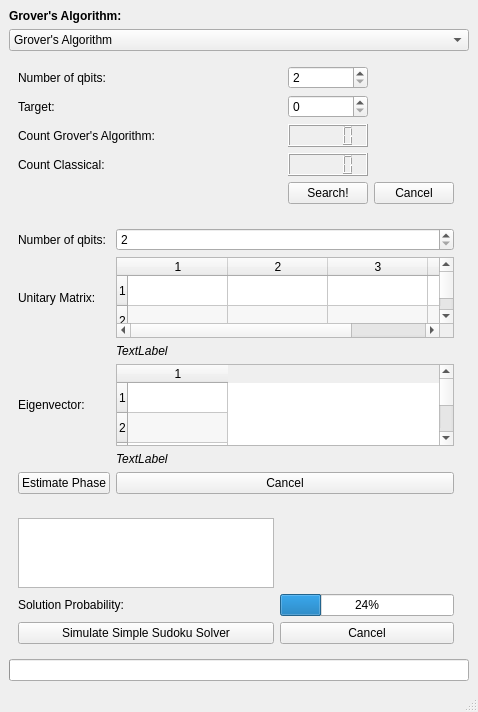
The window that qcp/gui/form.ui (Tiernan8r/quantum_computing_project) describes before a commit, drawn with Qt 5.
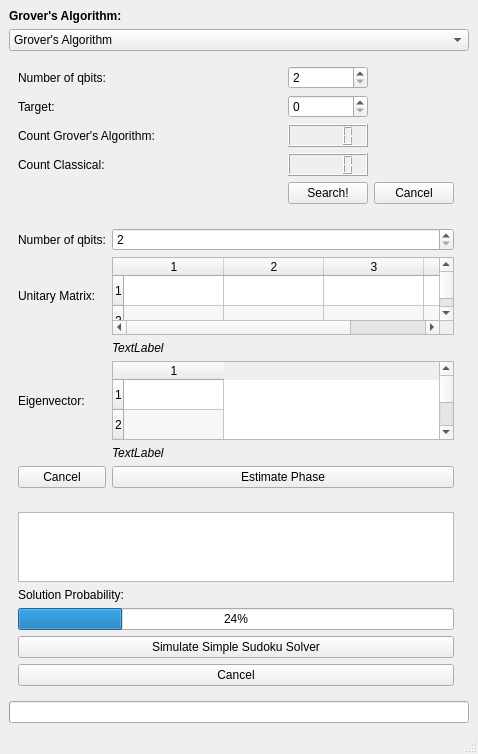
The same window after the commit.

```diff
--- a/qcp/gui/form.ui
+++ b/qcp/gui/form.ui
@@ -7,7 +7,7 @@
     <x>0</x>
     <y>0</y>
     <width>478</width>
-    <height>712</height>
+    <height>754</height>
    </rect>
   </property>
   <property name="sizePolicy">
@@ -21,7 +21,17 @@
   </property>
   <widget class="QWidget" name="central_widget">
    <layout class="QGridLayout" name="gridLayout_2">
-    <item row="3" column="0">
+    <item row="0" column="0">
+     <widget class="QLabel" name="title">
+      <property name="text">
+       <string>&lt;html&gt;&lt;head/&gt;&lt;body&gt;&lt;p&gt;&lt;span style=&quot; font-weight:700;&quot;&gt;Grover's Algorithm:&lt;/span&gt;&lt;/p&gt;&lt;/body&gt;&lt;/html&gt;</string>
+      </property>
+      <property name="textFormat">
+       <enum>Qt::RichText</enum>
+      </property>
+     </widget>
+    </item>
+    <item row="2" column="0">
      <layout class="QHBoxLayout" name="horizontalLayout">
       <item>
        <layout class="QVBoxLayout" name="algorithms_layout">
@@ -294,7 +304,137 @@
           <layout class="QVBoxLayout" name="verticalLayout_2">
            <item>
             <layout class="QGridLayout" name="phase_estimation_grid_layout">
-             <item row="3" column="1">
+             <item row="4" column="1">
+              <widget class="QLabel" name="unitary_error_label">
+               <property name="palette">
+                <palette>
+                 <active>
+                  <colorrole role="WindowText">
+                   <brush brushstyle="SolidPattern">
+                    <color alpha="255">
+                     <red>255</red>
+                     <green>0</green>
+                     <blue>0</blue>
+                    </color>
+                   </brush>
+                  </colorrole>
+                  <colorrole role="Text">
+                   <brush brushstyle="SolidPattern">
+                    <color alpha="255">
+                     <red>255</red>
+                     <green>0</green>
+                     <blue>0</blue>
+                    </color>
+                   </brush>
+                  </colorrole>
+                  <colorrole role="BrightText">
+                   <brush brushstyle="SolidPattern">
+                    <color alpha="255">
+                     <red>255</red>
+                     <green>0</green>
+                     <blue>0</blue>
+                    </color>
+                   </brush>
+                  </colorrole>
+                  <colorrole role="ButtonText">
+                   <brush brushstyle="SolidPattern">
+                    <color alpha="255">
+                     <red>255</red>
+                     <green>0</green>
+                     <blue>0</blue>
+                    </color>
+                   </brush>
+                  </colorrole>
+                 </active>
+                 <inactive>
+                  <colorrole role="WindowText">
+                   <brush brushstyle="SolidPattern">
+                    <color alpha="255">
+                     <red>0</red>
+                     <green>0</green>
+                     <blue>0</blue>
+                    </color>
+                   </brush>
+                  </colorrole>
+                  <colorrole role="Text">
+                   <brush brushstyle="SolidPattern">
+                    <color alpha="255">
+                     <red>0</red>
+                     <green>0</green>
+                     <blue>0</blue>
+                    </color>
+                   </brush>
+                  </colorrole>
+                  <colorrole role="BrightText">
+                   <brush brushstyle="SolidPattern">
+                    <color alpha="255">
+                     <red>255</red>
+                     <green>255</green>
+                     <blue>255</blue>
+                    </color>
+                   </brush>
+                  </colorrole>
+                  <colorrole role="ButtonText">
+                   <brush brushstyle="SolidPattern">
+                    <color alpha="255">
+                     <red>0</red>
+                     <green>0</green>
+                     <blue>0</blue>
+                    </color>
+                   </brush>
+                  </colorrole>
+                 </inactive>
+                 <disabled>
+                  <colorrole role="WindowText">
+                   <brush brushstyle="SolidPattern">
+                    <color alpha="255">
+                     <red>190</red>
+                     <green>190</green>
+                     <blue>190</blue>
+                    </color>
+                   </brush>
+                  </colorrole>
+                  <colorrole role="Text">
+                   <brush brushstyle="SolidPattern">
+                    <color alpha="255">
+                     <red>190</red>
+                     <green>190</green>
+                     <blue>190</blue>
+                    </color>
+                   </brush>
+                  </colorrole>
+                  <colorrole role="BrightText">
+                   <brush brushstyle="SolidPattern">
+                    <color alpha="255">
+                     <red>255</red>
+                     <green>0</green>
+                     <blue>0</blue>
+                    </color>
+                   </brush>
+                  </colorrole>
+                  <colorrole role="ButtonText">
+                   <brush brushstyle="SolidPattern">
+                    <color alpha="255">
+                     <red>190</red>
+                     <green>190</green>
+                     <blue>190</blue>
+                    </color>
+                   </brush>
+                  </colorrole>
+                 </disabled>
+                </palette>
+               </property>
+               <property name="font">
+                <font>
+                 <italic>true</italic>
+                </font>
+               </property>
+               <property name="text">
+                <string>TextLabel</string>
+               </property>
+              </widget>
+             </item>
+             <item row="6" column="1">
               <widget class="QTableWidget" name="table_input_eigenvector_pe">
                <property name="alternatingRowColors">
                 <bool>true</bool>
@@ -312,35 +452,244 @@
                <column/>
               </widget>
              </item>
-             <item row="0" column="0">
-              <widget class="QLabel" name="label_nqbits_pe">
+             <item row="2" column="0">
+              <widget class="QLabel" name="label_unitary_pe">
                <property name="text">
-                <string>Number of qbits:</string>
+                <string>Unitary Matrix:</string>
                </property>
               </widget>
              </item>
-             <item row="3" column="0">
-              <widget class="QLabel" name="label_eigenvactor_pe">
-               <property name="text">
-                <string>Eigenvector:</string>
+             <item row="1" column="1">
+              <spacer name="verticalSpacer_11">
+               <property name="orientation">
+                <enum>Qt::Vertical</enum>
                </property>
-              </widget>
+               <property name="sizeHint" stdset="0">
+                <size>
+                 <width>20</width>
+                 <height>40</height>
+                </size>
+               </property>
+              </spacer>
              </item>
-             <item row="5" column="0">
+             <item row="10" column="1">
               <widget class="QPushButton" name="estimate_phase_button_pe">
                <property name="text">
                 <string>Estimate Phase</string>
                </property>
               </widget>
              </item>
+             <item row="7" column="1">
+              <spacer name="verticalSpacer_8">
+               <property name="orientation">
+                <enum>Qt::Vertical</enum>
+               </property>
+               <property name="sizeHint" stdset="0">
+                <size>
+                 <width>20</width>
+                 <height>40</height>
+                </size>
+               </property>
+              </spacer>
+             </item>
+             <item row="6" column="0">
+              <widget class="QLabel" name="label_eigenvactor_pe">
+               <property name="text">
+                <string>Eigenvector:</string>
+               </property>
+              </widget>
+             </item>
              <item row="5" column="1">
+              <spacer name="verticalSpacer_9">
+               <property name="orientation">
+                <enum>Qt::Vertical</enum>
+               </property>
+               <property name="sizeHint" stdset="0">
+                <size>
+                 <width>20</width>
+                 <height>40</height>
+                </size>
+               </property>
+              </spacer>
+             </item>
+             <item row="3" column="1">
+              <spacer name="verticalSpacer_10">
+               <property name="orientation">
+                <enum>Qt::Vertical</enum>
+               </property>
+               <property name="sizeHint" stdset="0">
+                <size>
+                 <width>20</width>
+                 <height>40</height>
+                </size>
+               </property>
+              </spacer>
+             </item>
+             <item row="0" column="1">
+              <widget class="QSpinBox" name="input_nqbits_pe">
+               <property name="minimum">
+                <number>2</number>
+               </property>
+              </widget>
+             </item>
+             <item row="8" column="1">
+              <widget class="QLabel" name="eigenvector_error_label">
+               <property name="palette">
+                <palette>
+                 <active>
+                  <colorrole role="WindowText">
+                   <brush brushstyle="SolidPattern">
+                    <color alpha="255">
+                     <red>255</red>
+                     <green>0</green>
+                     <blue>0</blue>
+                    </color>
+                   </brush>
+                  </colorrole>
+                  <colorrole role="Text">
+                   <brush brushstyle="SolidPattern">
+                    <color alpha="255">
+                     <red>255</red>
+                     <green>0</green>
+                     <blue>0</blue>
+                    </color>
+                   </brush>
+                  </colorrole>
+                  <colorrole role="BrightText">
+                   <brush brushstyle="SolidPattern">
+                    <color alpha="255">
+                     <red>255</red>
+                     <green>0</green>
+                     <blue>0</blue>
+                    </color>
+                   </brush>
+                  </colorrole>
+                  <colorrole role="ButtonText">
+                   <brush brushstyle="SolidPattern">
+                    <color alpha="255">
+                     <red>255</red>
+                     <green>0</green>
+                     <blue>0</blue>
+                    </color>
+                   </brush>
+                  </colorrole>
+                 </active>
+                 <inactive>
+                  <colorrole role="WindowText">
+                   <brush brushstyle="SolidPattern">
+                    <color alpha="255">
+                     <red>0</red>
+                     <green>0</green>
+                     <blue>0</blue>
+                    </color>
+                   </brush>
+                  </colorrole>
+                  <colorrole role="Text">
+                   <brush brushstyle="SolidPattern">
+                    <color alpha="255">
+                     <red>0</red>
+                     <green>0</green>
+                     <blue>0</blue>
+                    </color>
+                   </brush>
+                  </colorrole>
+                  <colorrole role="BrightText">
+                   <brush brushstyle="SolidPattern">
+                    <color alpha="255">
+                     <red>255</red>
+                     <green>255</green>
+                     <blue>255</blue>
+                    </color>
+                   </brush>
+                  </colorrole>
+                  <colorrole role="ButtonText">
+                   <brush brushstyle="SolidPattern">
+                    <color alpha="255">
+                     <red>0</red>
+                     <green>0</green>
+                     <blue>0</blue>
+                    </color>
+                   </brush>
+                  </colorrole>
+                 </inactive>
+                 <disabled>
+                  <colorrole role="WindowText">
+                   <brush brushstyle="SolidPattern">
+                    <color alpha="255">
+                     <red>190</red>
+                     <green>190</green>
+                     <blue>190</blue>
+                    </color>
+                   </brush>
+                  </colorrole>
+                  <colorrole role="Text">
+                   <brush brushstyle="SolidPattern">
+                    <color alpha="255">
+                     <red>190</red>
+                     <green>190</green>
+                     <blue>190</blue>
+                    </color>
+                   </brush>
+                  </colorrole>
+                  <colorrole role="BrightText">
+                   <brush brushstyle="SolidPattern">
+                    <color alpha="255">
+                     <red>255</red>
+                     <green>0</green>
+                     <blue>0</blue>
+                    </color>
+                   </brush>
+                  </colorrole>
+                  <colorrole role="ButtonText">
+                   <brush brushstyle="SolidPattern">
+                    <color alpha="255">
+                     <red>190</red>
+                     <green>190</green>
+                     <blue>190</blue>
+                    </color>
+                   </brush>
+                  </colorrole>
+                 </disabled>
+                </palette>
+               </property>
+               <property name="font">
+                <font>
+                 <italic>true</italic>
+                </font>
+               </property>
+               <property name="text">
+                <string>TextLabel</string>
+               </property>
+              </widget>
+             </item>
+             <item row="10" column="0">
               <widget class="QPushButton" name="cancel_button_pe">
                <property name="text">
                 <string>Cancel</string>
                </property>
               </widget>
              </item>
-             <item row="1" column="1">
+             <item row="9" column="1">
+              <spacer name="verticalSpacer_7">
+               <property name="orientation">
+                <enum>Qt::Vertical</enum>
+               </property>
+               <property name="sizeHint" stdset="0">
+                <size>
+                 <width>20</width>
+                 <height>40</height>
+                </size>
+               </property>
+              </spacer>
+             </item>
+             <item row="0" column="0">
+              <widget class="QLabel" name="label_nqbits_pe">
+               <property name="text">
+                <string>Number of qbits:</string>
+               </property>
+              </widget>
+             </item>
+             <item row="2" column="1">
               <widget class="QTableWidget" name="table_input_unitary_pe">
                <property name="alternatingRowColors">
                 <bool>true</bool>
@@ -367,280 +716,6 @@
                <column/>
               </widget>
              </item>
-             <item row="1" column="0">
-              <widget class="QLabel" name="label_unitary_pe">
-               <property name="text">
-                <string>Unitary Matrix:</string>
-               </property>
-              </widget>
-             </item>
-             <item row="0" column="1">
-              <widget class="QSpinBox" name="input_nqbits_pe">
-               <property name="minimum">
-                <number>2</number>
-               </property>
-              </widget>
-             </item>
-             <item row="2" column="1">
-              <widget class="QLabel" name="unitary_error_label">
-               <property name="palette">
-                <palette>
-                 <active>
-                  <colorrole role="WindowText">
-                   <brush brushstyle="SolidPattern">
-                    <color alpha="255">
-                     <red>255</red>
-                     <green>0</green>
-                     <blue>0</blue>
-                    </color>
-                   </brush>
-                  </colorrole>
-                  <colorrole role="Text">
-                   <brush brushstyle="SolidPattern">
-                    <color alpha="255">
-                     <red>255</red>
-                     <green>0</green>
-                     <blue>0</blue>
-                    </color>
-                   </brush>
-                  </colorrole>
-                  <colorrole role="BrightText">
-                   <brush brushstyle="SolidPattern">
-                    <color alpha="255">
-                     <red>255</red>
-                     <green>0</green>
-                     <blue>0</blue>
-                    </color>
-                   </brush>
-                  </colorrole>
-                  <colorrole role="ButtonText">
-                   <brush brushstyle="SolidPattern">
-                    <color alpha="255">
-                     <red>255</red>
-                     <green>0</green>
-                     <blue>0</blue>
-                    </color>
-                   </brush>
-                  </colorrole>
-                 </active>
-                 <inactive>
-                  <colorrole role="WindowText">
-                   <brush brushstyle="SolidPattern">
-                    <color alpha="255">
-                     <red>0</red>
-                     <green>0</green>
-                     <blue>0</blue>
-                    </color>
-                   </brush>
-                  </colorrole>
-                  <colorrole role="Text">
-                   <brush brushstyle="SolidPattern">
-                    <color alpha="255">
-                     <red>0</red>
-                     <green>0</green>
-                     <blue>0</blue>
-                    </color>
-                   </brush>
-                  </colorrole>
-                  <colorrole role="BrightText">
-                   <brush brushstyle="SolidPattern">
-                    <color alpha="255">
-                     <red>255</red>
-                     <green>255</green>
-                     <blue>255</blue>
-                    </color>
-                   </brush>
-                  </colorrole>
-                  <colorrole role="ButtonText">
-                   <brush brushstyle="SolidPattern">
-                    <color alpha="255">
-                     <red>0</red>
-                     <green>0</green>
-                     <blue>0</blue>
-                    </color>
-                   </brush>
-                  </colorrole>
-                 </inactive>
-                 <disabled>
-                  <colorrole role="WindowText">
-                   <brush brushstyle="SolidPattern">
-                    <color alpha="255">
-                     <red>190</red>
-                     <green>190</green>
-                     <blue>190</blue>
-                    </color>
-                   </brush>
-                  </colorrole>
-                  <colorrole role="Text">
-                   <brush brushstyle="SolidPattern">
-                    <color alpha="255">
-                     <red>190</red>
-                     <green>190</green>
-                     <blue>190</blue>
-                    </color>
-                   </brush>
-                  </colorrole>
-                  <colorrole role="BrightText">
-                   <brush brushstyle="SolidPattern">
-                    <color alpha="255">
-                     <red>255</red>
-                     <green>0</green>
-                     <blue>0</blue>
-                    </color>
-                   </brush>
-                  </colorrole>
-                  <colorrole role="ButtonText">
-                   <brush brushstyle="SolidPattern">
-                    <color alpha="255">
-                     <red>190</red>
-                     <green>190</green>
-                     <blue>190</blue>
-                    </color>
-                   </brush>
-                  </colorrole>
-                 </disabled>
-                </palette>
-               </property>
-               <property name="font">
-                <font>
-                 <italic>true</italic>
-                </font>
-               </property>
-               <property name="text">
-                <string>TextLabel</string>
-               </property>
-              </widget>
-             </item>
-             <item row="4" column="1">
-              <widget class="QLabel" name="eigenvector_error_label">
-               <property name="palette">
-                <palette>
-                 <active>
-                  <colorrole role="WindowText">
-                   <brush brushstyle="SolidPattern">
-                    <color alpha="255">
-                     <red>255</red>
-                     <green>0</green>
-                     <blue>0</blue>
-                    </color>
-                   </brush>
-                  </colorrole>
-                  <colorrole role="Text">
-                   <brush brushstyle="SolidPattern">
-                    <color alpha="255">
-                     <red>255</red>
-                     <green>0</green>
-                     <blue>0</blue>
-                    </color>
-                   </brush>
-                  </colorrole>
-                  <colorrole role="BrightText">
-                   <brush brushstyle="SolidPattern">
-                    <color alpha="255">
-                     <red>255</red>
-                     <green>0</green>
-                     <blue>0</blue>
-                    </color>
-                   </brush>
-                  </colorrole>
-                  <colorrole role="ButtonText">
-                   <brush brushstyle="SolidPattern">
-                    <color alpha="255">
-                     <red>255</red>
-                     <green>0</green>
-                     <blue>0</blue>
-                    </color>
-                   </brush>
-                  </colorrole>
-                 </active>
-                 <inactive>
-                  <colorrole role="WindowText">
-                   <brush brushstyle="SolidPattern">
-                    <color alpha="255">
-                     <red>0</red>
-                     <green>0</green>
-                     <blue>0</blue>
-                    </color>
-                   </brush>
-                  </colorrole>
-                  <colorrole role="Text">
-                   <brush brushstyle="SolidPattern">
-                    <color alpha="255">
-                     <red>0</red>
-                     <green>0</green>
-                     <blue>0</blue>
-                    </color>
-                   </brush>
-                  </colorrole>
-                  <colorrole role="BrightText">
-                   <brush brushstyle="SolidPattern">
-                    <color alpha="255">
-                     <red>255</red>
-                     <green>255</green>
-                     <blue>255</blue>
-                    </color>
-                   </brush>
-                  </colorrole>
-                  <colorrole role="ButtonText">
-                   <brush brushstyle="SolidPattern">
-                    <color alpha="255">
-                     <red>0</red>
-                     <green>0</green>
-                     <blue>0</blue>
-                    </color>
-                   </brush>
-                  </colorrole>
-                 </inactive>
-                 <disabled>
-                  <colorrole role="WindowText">
-                   <brush brushstyle="SolidPattern">
-                    <color alpha="255">
-                     <red>190</red>
-                     <green>190</green>
-                     <blue>190</blue>
-                    </color>
-                   </brush>
-                  </colorrole>
-                  <colorrole role="Text">
-                   <brush brushstyle="SolidPattern">
-                    <color alpha="255">
-                     <red>190</red>
-                     <green>190</green>
-                     <blue>190</blue>
-                    </color>
-                   </brush>
-                  </colorrole>
-                  <colorrole role="BrightText">
-                   <brush brushstyle="SolidPattern">
-                    <color alpha="255">
-                     <red>255</red>
-                     <green>0</green>
-                     <blue>0</blue>
-                    </color>
-                   </brush>
-                  </colorrole>
-                  <colorrole role="ButtonText">
-                   <brush brushstyle="SolidPattern">
-                    <color alpha="255">
-                     <red>190</red>
-                     <green>190</green>
-                     <blue>190</blue>
-                    </color>
-                   </brush>
-                  </colorrole>
-                 </disabled>
-                </palette>
-               </property>
-               <property name="font">
-                <font>
-                 <italic>true</italic>
-                </font>
-               </property>
-               <property name="text">
-                <string>TextLabel</string>
-               </property>
-              </widget>
-             </item>
             </layout>
            </item>
           </layout>
@@ -651,16 +726,29 @@
           <layout class="QVBoxLayout" name="verticalLayout_3">
            <item>
             <layout class="QGridLayout" name="sudoku_layout">
-             <item row="6" column="1">
-              <widget class="QPushButton" name="search_button_sudoku">
-               <property name="text">
-                <string>Simulate Simple Sudoku Solver</string>
-               </property>
-              </widget>
-             </item>
              <item row="2" column="1">
               <widget class="QTableView" name="table_sudoku"/>
              </item>
+             <item row="5" column="1">
+              <spacer name="verticalSpacer_3">
+               <property name="orientation">
+                <enum>Qt::Vertical</enum>
+               </property>
+               <property name="sizeHint" stdset="0">
+                <size>
+                 <width>20</width>
+                 <height>40</height>
+                </size>
+               </property>
+              </spacer>
+             </item>
+             <item row="9" column="1">
+              <widget class="QPushButton" name="cancel_button_sudoku">
+               <property name="text">
+                <string>Cancel</string>
+               </property>
+              </widget>
+             </item>
              <item row="4" column="1">
               <widget class="QLabel" name="probability_label">
                <property name="text">
@@ -668,20 +756,13 @@
                </property>
               </widget>
              </item>
-             <item row="4" column="2">
+             <item row="6" column="1">
               <widget class="QProgressBar" name="solution_probability">
                <property name="value">
                 <number>24</number>
                </property>
               </widget>
              </item>
-             <item row="6" column="2">
-              <widget class="QPushButton" name="cancel_button_sudoku">
-               <property name="text">
-                <string>Cancel</string>
-               </property>
-              </widget>
-             </item>
              <item row="3" column="1">
               <spacer name="verticalSpacer_2">
                <property name="orientation">
@@ -695,8 +776,15 @@
                </property>
               </spacer>
              </item>
-             <item row="5" column="1">
-              <spacer name="verticalSpacer_3">
+             <item row="8" column="1">
+              <widget class="QPushButton" name="search_button_sudoku">
+               <property name="text">
+                <string>Simulate Simple Sudoku Solver</string>
+               </property>
+              </widget>
+             </item>
+             <item row="7" column="1">
+              <spacer name="verticalSpacer_5">
                <property name="orientation">
                 <enum>Qt::Vertical</enum>
                </property>
@@ -727,52 +815,7 @@
       </item>
      </layout>
     </item>
-    <item row="1" column="0">
-     <widget class="QComboBox" name="algorithm_options">
-      <property name="frame">
-       <bool>true</bool>
-      </property>
-      <item>
-       <property name="text">
-        <string>Grover's Algorithm</string>
-       </property>
-      </item>
-      <item>
-       <property name="text">
-        <string>Phase Estimation</string>
-       </property>
-      </item>
-      <item>
-       <property name="text">
-        <string>Sudoku</string>
-       </property>
-      </item>
-     </widget>
-    </item>
-    <item row="0" column="0">
-     <widget class="QLabel" name="title">
-      <property name="text">
-       <string>&lt;html&gt;&lt;head/&gt;&lt;body&gt;&lt;p&gt;&lt;span style=&quot; font-weight:700;&quot;&gt;Grover's Algorithm:&lt;/span&gt;&lt;/p&gt;&lt;/body&gt;&lt;/html&gt;</string>
-      </property>
-      <property name="textFormat">
-       <enum>Qt::RichText</enum>
-      </property>
-     </widget>
-    </item>
-    <item row="2" column="0">
-     <spacer name="verticalSpacer">
-      <property name="orientation">
-       <enum>Qt::Vertical</enum>
-      </property>
-      <property name="sizeHint" stdset="0">
-       <size>
-        <width>20</width>
-        <height>40</height>
-       </size>
-      </property>
-     </spacer>
-    </item>
-    <item row="11" column="0">
+    <item row="10" column="0">
      <widget class="QProgressBar" name="progress_bar">
       <property name="enabled">
        <bool>true</bool>
@@ -785,6 +828,28 @@
       </property>
      </widget>
     </item>
+    <item row="1" column="0">
+     <widget class="QComboBox" name="algorithm_options">
+      <property name="frame">
+       <bool>true</bool>
+      </property>
+      <item>
+       <property name="text">
+        <string>Grover's Algorithm</string>
+       </property>
+      </item>
+      <item>
+       <property name="text">
+        <string>Phase Estimation</string>
+       </property>
+      </item>
+      <item>
+       <property name="text">
+        <string>Sudoku</string>
+       </property>
+      </item>
+     </widget>
+    </item>
    </layout>
   </widget>
   <widget class="QStatusBar" name="statusbar"/>
```
